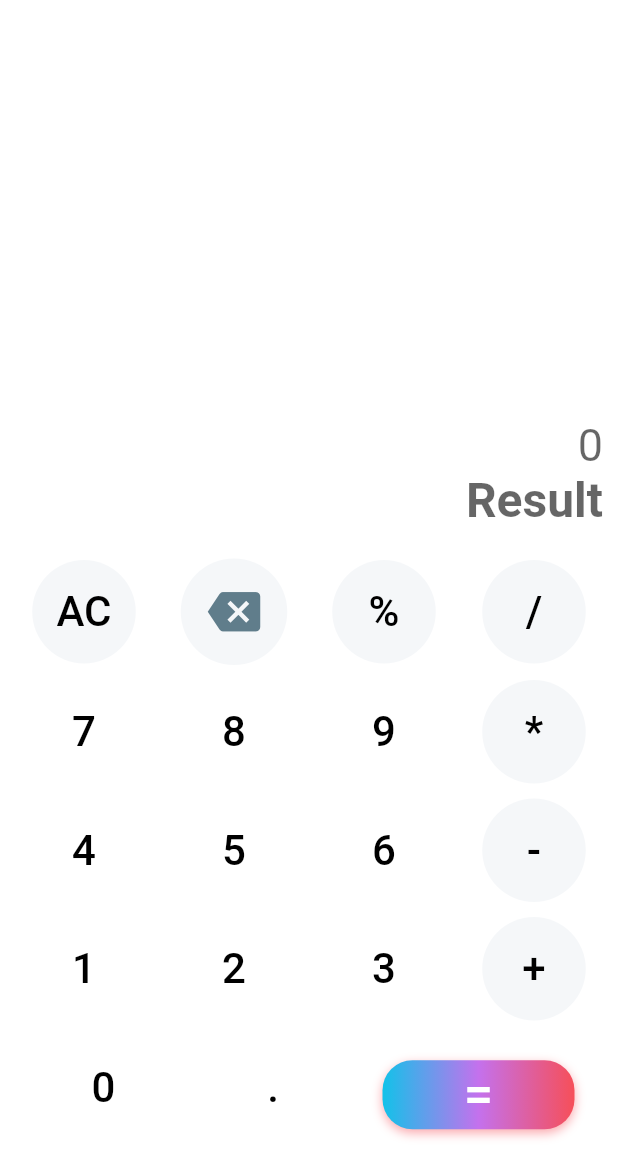
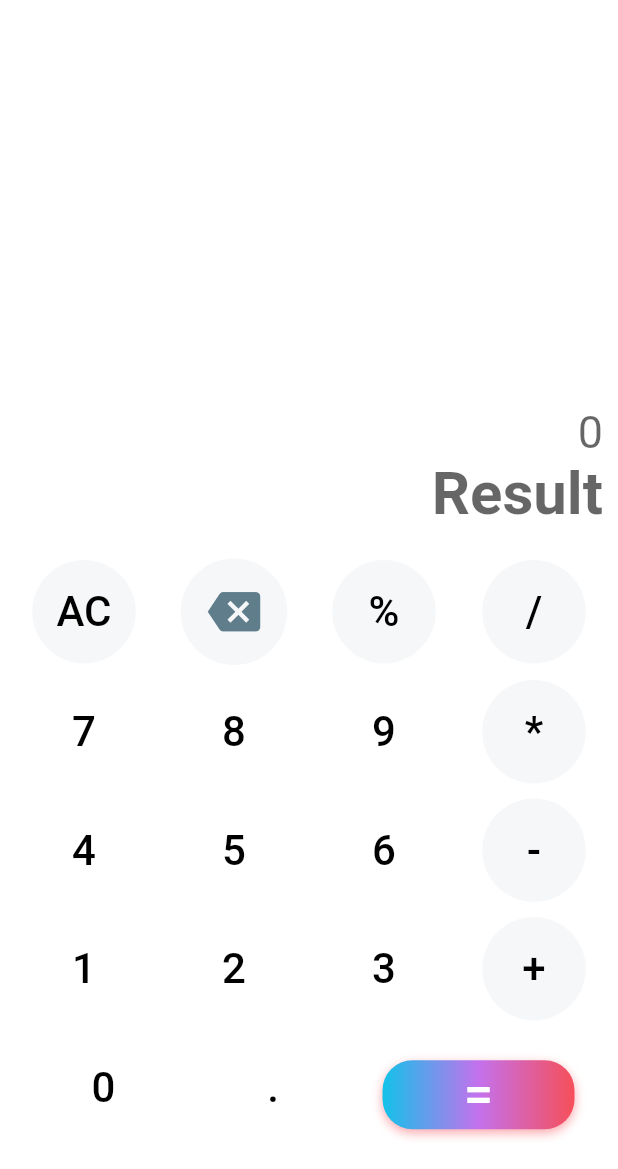
Before and after one commit to Harishwarrior/calculator_app, a Flutter app: the screen it shows after launch, on a phone screen of 412 x 824 dp, the part 67-1236 px from its top. Run offline on Flutter 3.47's test engine with Material 2 defaults, Android fonts, the phone set to English and light mode, and no system bars; drawn by our look-alikes of gradient_widgets; our stand-ins replace math_expressions; Roboto replaces fonts that are missing (RobotoMono).

Commit message:
cleanup code

```diff
--- a/lib/main.dart
+++ b/lib/main.dart
@@ -47,9 +47,10 @@ class _MyHomePageState extends State<MyHomePage> {
         title: Text(
           'Calculator',
           style: TextStyle(
-              color: Colors.blueGrey,
-              fontWeight: FontWeight.bold,
-              fontSize: 28.0),
+            color: Colors.blueGrey,
+            fontWeight: FontWeight.bold,
+            fontSize: 28.0,
+          ),
         ),
         backgroundColor: Colors.white,
       ),
@@ -57,10 +58,10 @@ class _MyHomePageState extends State<MyHomePage> {
       body: Column(
         mainAxisAlignment: MainAxisAlignment.end,
         children: <Widget>[
-          new Padding(
+          Padding(
               padding: EdgeInsets.symmetric(horizontal: 10),
-              child: new TextField(
-                decoration: new InputDecoration.collapsed(
+              child: TextField(
+                decoration: InputDecoration.collapsed(
                     hintText: "0",
                     hintStyle: TextStyle(
                       fontSize: 30,
@@ -72,20 +73,19 @@ class _MyHomePageState extends State<MyHomePage> {
                 ),
                 textAlign: TextAlign.right,
                 controller: textControllerInput,
-                onTap: () =>
-                    FocusScope.of(context).requestFocus(new FocusNode()),
+                onTap: () => FocusScope.of(context).requestFocus(FocusNode()),
               )),
-          new Padding(
+          Padding(
             padding: EdgeInsets.symmetric(horizontal: 10),
             child: TextField(
-              decoration: new InputDecoration.collapsed(
+              decoration: InputDecoration.collapsed(
                   hintText: "Result",
                   // fillColor: Colors.deepPurpleAccent,
                   hintStyle: TextStyle(fontFamily: 'RobotoMono')),
               textInputAction: TextInputAction.none,
               keyboardType: TextInputType.number,
               style: TextStyle(
-                  fontSize: 32,
+                  fontSize: 40,
                   fontFamily: 'RobotoMono',
                   fontWeight: FontWeight.bold
                   // color: Colors.deepPurpleAccent
@@ -93,7 +93,7 @@ class _MyHomePageState extends State<MyHomePage> {
               textAlign: TextAlign.right,
               controller: textControllerResult,
               onTap: () {
-                FocusScope.of(context).requestFocus(new FocusNode());
+                FocusScope.of(context).requestFocus(FocusNode());
               },
             ),
           ),
@@ -206,12 +206,12 @@ class _MyHomePageState extends State<MyHomePage> {
     );
   }
 
-  Widget btnAC(btntext, Color btnColor) {
+  Widget btnAC(btnText, Color btnColor) {
     return Container(
       padding: EdgeInsets.only(bottom: 10.0),
       child: FlatButton(
         child: Text(
-          btntext,
+          btnText,
           style: TextStyle(
               fontSize: 28.0, color: Colors.black, fontFamily: 'RobotoMono'),
         ),
@@ -240,9 +240,9 @@ class _MyHomePageState extends State<MyHomePage> {
       callback: () {
         //Calculate everything here
         // Parse expression:
-        Parser p = new Parser();
+        Parser p = Parser();
         // Bind variables:
-        ContextModel cm = new ContextModel();
+        ContextModel cm = ContextModel();
         Expression exp = p.parse(textControllerInput.text);
         setState(() {
           textControllerResult.text =
```
